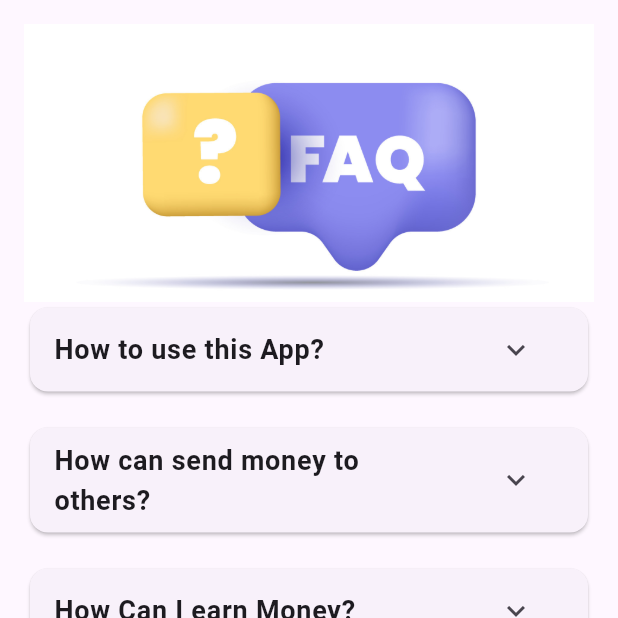
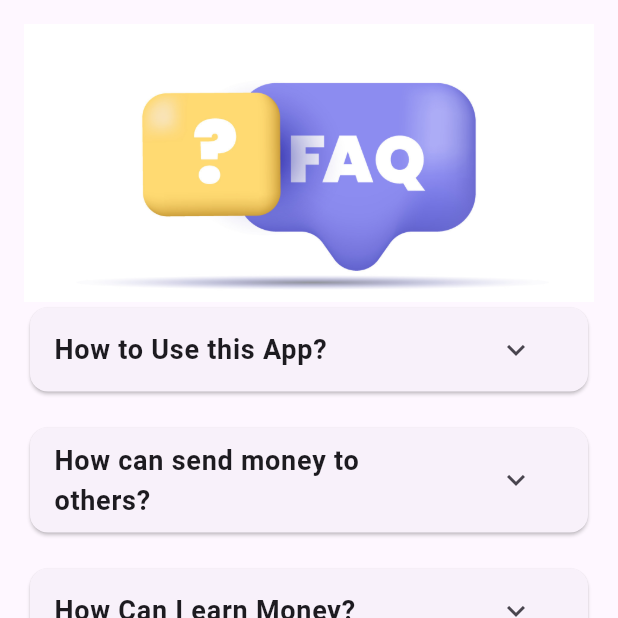
Before and after one commit to lightdarkmaster/c_cash, a Flutter app: the FAQ screen opened directly, on a phone screen of 412 x 824 dp, the top half of it. Run offline on Flutter 3.47's test engine with Material 3 defaults, Android fonts, the phone set to English and light mode, and no system bars.

Commit message:
Update Letter

```diff
--- a/lib/pages/FAQ.dart
+++ b/lib/pages/FAQ.dart
@@ -23,7 +23,7 @@ class _FAQState extends State<FAQ> {
                 fit: BoxFit.cover,
               ),
               const QuestionWithAnswer(
-                question: 'How to use this App?',
+                question: 'How to Use this App?',
                 answer:
                     'We provide deep procedures and manual in the other page for the app manual/instructions. check it to instruction page in the app',
               ),
```
